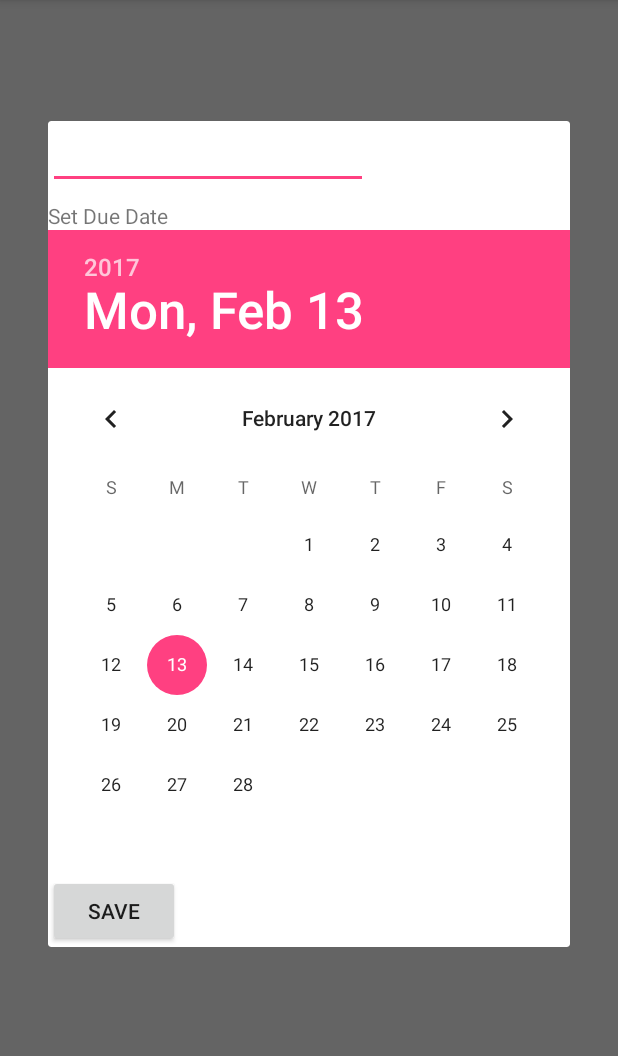
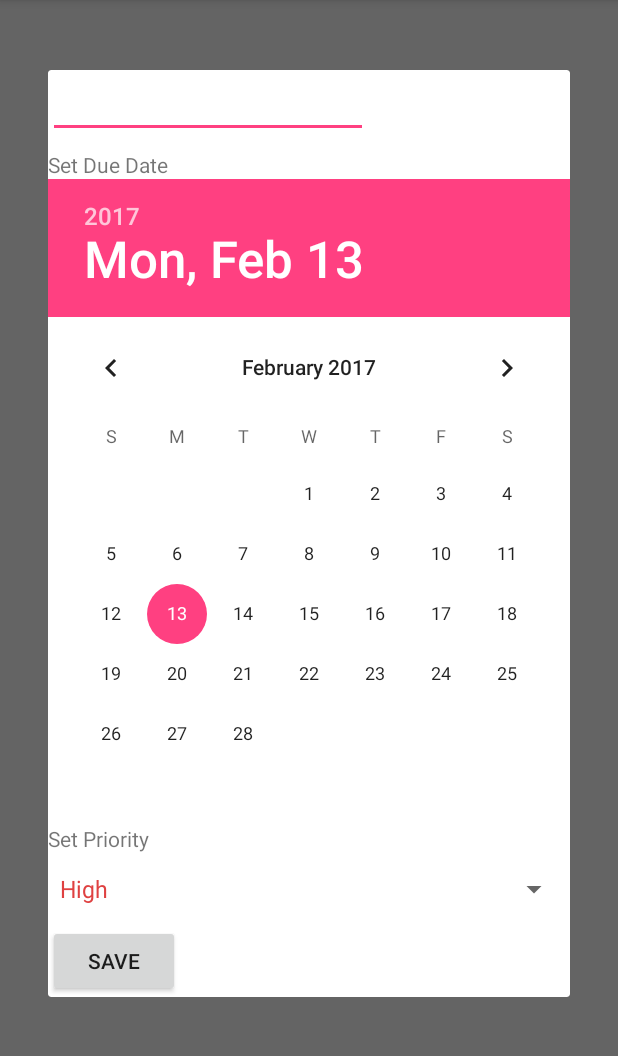
Before and after one commit to david-shao/codepath-app0, an Android app: the fragment EditItemFragment shown on its own in the app's theme, on a phone screen of 412 x 824 dp, the part 84-1140 px from its top. Run offline under Robolectric (Android 15) with nearby library versions, the phone set to English and light mode, and no system bars; libraries missing offline, so code that uses them is left out: com.raizlabs.android; 7 statements that could not run were skipped.

Commit message:
priorities and colors

```diff
--- a/app/src/main/java/com/david/todo/fragments/EditItemFragment.java
+++ b/app/src/main/java/com/david/todo/fragments/EditItemFragment.java
@@ -1,19 +1,21 @@
 package com.david.todo.fragments;
 
-import android.content.Intent;
 import android.os.Bundle;
 import android.support.annotation.Nullable;
 import android.support.v4.app.DialogFragment;
 import android.view.LayoutInflater;
 import android.view.View;
 import android.view.ViewGroup;
-import android.view.WindowManager;
+import android.widget.AdapterView;
+import android.widget.ArrayAdapter;
 import android.widget.Button;
 import android.widget.DatePicker;
 import android.widget.EditText;
+import android.widget.Spinner;
 
 import com.david.todo.R;
 import com.david.todo.models.TodoItem;
+import com.david.todo.utils.StyleUtil;
 
 import java.util.Calendar;
 import java.util.Date;
@@ -22,11 +24,12 @@ import java.util.Date;
  * Created by David on 2/12/2017.
  */
 
-public class EditItemFragment extends DialogFragment implements View.OnClickListener {
+public class EditItemFragment extends DialogFragment implements View.OnClickListener, AdapterView.OnItemSelectedListener {
     private int position;
     private TodoItem todoItem;
     private EditText etEditItem;
     private DatePicker dpDueDate;
+    private Spinner spPriority;
 
     public EditItemFragment() {
         //Needs to be empty
@@ -82,6 +85,18 @@ public class EditItemFragment extends DialogFragment implements View.OnClickList
             }
         });
 
+        //initialize spinner
+        spPriority = (Spinner) view.findViewById(R.id.spPriority);
+        CharSequence[] priorities = new CharSequence[] {
+                StyleUtil.applyColor(getResources().getText(R.string.priority_high), getResources().getColor(R.color.highPriority)),
+                StyleUtil.applyColor(getResources().getText(R.string.priority_medium), getResources().getColor(R.color.medPriority)),
+                StyleUtil.applyColor(getResources().getText(R.string.priority_low), getResources().getColor(R.color.lowPriority)),
+        };
+        ArrayAdapter<CharSequence> adapter = new ArrayAdapter<CharSequence>(getContext(), android.R.layout.simple_spinner_dropdown_item, priorities);
+        spPriority.setAdapter(adapter);
+        spPriority.setSelection(todoItem.getPriority().getValue());
+        spPriority.setOnItemSelectedListener(this);
+
         //set cursor to end
         etEditItem.setSelection(todoItem.getText().length());
 
@@ -104,4 +119,24 @@ public class EditItemFragment extends DialogFragment implements View.OnClickList
         //close dialog fragment
         dismiss();
     }
+
+    @Override
+    public void onItemSelected(AdapterView<?> parent, View v, int position, long id) {
+        switch (position) {
+            case 0:
+                todoItem.setPriority(TodoItem.Priority.HIGH);
+                break;
+            case 1:
+                todoItem.setPriority(TodoItem.Priority.MEDIUM);
+                break;
+            case 2:
+                todoItem.setPriority(TodoItem.Priority.LOW);
+                break;
+        }
+    }
+
+    @Override
+    public void onNothingSelected(AdapterView<?> parent) {
+        //do nothing
+    }
 }
--- a/app/src/main/java/com/david/todo/models/TodoItem.java
+++ b/app/src/main/java/com/david/todo/models/TodoItem.java
@@ -1,7 +1,9 @@
 package com.david.todo.models;
 
+import android.content.res.Resources;
+
+import com.david.todo.R;
 import com.raizlabs.android.dbflow.annotation.Column;
-import com.raizlabs.android.dbflow.annotation.ColumnIgnore;
 import com.raizlabs.android.dbflow.annotation.PrimaryKey;
 import com.raizlabs.android.dbflow.annotation.Table;
 import com.raizlabs.android.dbflow.structure.BaseModel;
@@ -14,6 +16,21 @@ import java.util.Date;
  */
 @Table(database = MyDatabase.class)
 public class TodoItem extends BaseModel implements Serializable {
+    public enum Priority {
+        HIGH(0),
+        MEDIUM(1),
+        LOW(2);
+
+        private final int value;
+        private Priority(int value) {
+            this.value = value;
+        }
+
+        public int getValue() {
+            return value;
+        }
+    }
+
     @Column
     @PrimaryKey(autoincrement = true)
     private int id;
@@ -24,7 +41,15 @@ public class TodoItem extends BaseModel implements Serializable {
     @Column
     private Date dueDate;
 
+    @Column
+    private Priority priority;
 
+    /**
+     * Constructor.
+     */
+    public TodoItem() {
+        priority = Priority.MEDIUM;
+    }
 
     /**
      * Getters and Setters
@@ -47,9 +72,27 @@ public class TodoItem extends BaseModel implements Serializable {
     public void setDueDate(Date date) {
         dueDate = date;
     }
+    public Priority getPriority() {
+        return priority;
+    }
+    public void setPriority(Priority priority) {
+        this.priority = priority;
+    }
 
     @Override
     public String toString() {
         return text;
     }
+
+    public CharSequence getPriorityStr(Resources resources) {
+        switch (priority) {
+            case HIGH:
+                return resources.getText(R.string.priority_high);
+            case MEDIUM:
+                return resources.getText(R.string.priority_medium);
+            case LOW:
+            default:
+                return resources.getText(R.string.priority_low);
+        }
+    }
 }
--- /dev/null
+++ b/app/src/main/java/com/david/todo/utils/StyleUtil.java
@@ -0,0 +1,64 @@
+package com.david.todo.utils;
+
+import android.text.Spannable;
+import android.text.SpannableStringBuilder;
+import android.text.Spanned;
+import android.text.style.ForegroundColorSpan;
+
+/**
+ * Created by David on 2/12/2017.
+ */
+
+public class StyleUtil {
+
+    /**
+     * Applies color to given CharSequence.
+     * @param content
+     * @param color
+     * @return
+     */
+    public static CharSequence applyColor(CharSequence content, int color) {
+        return applyStyle(content, new ForegroundColorSpan(color));
+    }
+
+    /**
+     * Applies styles to input.
+     * @param input
+     * @param tags
+     * @return
+     */
+    private static CharSequence applyStyle(CharSequence input, Object... tags) {
+        SpannableStringBuilder text = new SpannableStringBuilder();
+        openTags(text, tags);
+        text.append(input);
+        closeTags(text, tags);
+        return text;
+    }
+
+    /**
+     * Iterates over an array of tags and applies them to the beginning of the specified
+     * Spannable object so that future text appended to the text will have the styling
+     * applied to it. Do not call this method directly.
+     */
+    private static void openTags(Spannable text, Object[] tags) {
+        for (Object tag : tags) {
+            text.setSpan(tag, 0, 0, Spannable.SPAN_MARK_MARK);
+        }
+    }
+
+    /**
+     * "Closes" the specified tags on a Spannable by updating the spans to be
+     * endpoint-exclusive so that future text appended to the end will not take
+     * on the same styling. Do not call this method directly.
+     */
+    private static void closeTags(Spannable text, Object[] tags) {
+        int len = text.length();
+        for (Object tag : tags) {
+            if (len > 0) {
+                text.setSpan(tag, 0, len, Spanned.SPAN_EXCLUSIVE_EXCLUSIVE);
+            } else {
+                text.removeSpan(tag);
+            }
+        }
+    }
+}
--- a/app/src/main/res/layout/activity_edit_item.xml
+++ b/app/src/main/res/layout/activity_edit_item.xml
@@ -36,7 +36,7 @@
         android:layout_alignParentStart="true" />
 
     <TextView
-        android:text="@string/dueDate"
+        android:text="@string/due_date"
         android:layout_width="wrap_content"
         android:layout_height="wrap_content"
         android:layout_below="@+id/etEditItem"
--- a/app/src/main/res/layout/fragment_edit_item.xml
+++ b/app/src/main/res/layout/fragment_edit_item.xml
@@ -14,7 +14,7 @@
     </EditText>
 
     <TextView
-        android:text="@string/dueDate"
+        android:text="@string/due_date"
         android:layout_width="wrap_content"
         android:layout_height="wrap_content"
         android:layout_marginTop="8dp"
@@ -25,6 +25,17 @@
         android:layout_height="wrap_content"
         android:id="@+id/dpDueDate" />
 
+    <TextView
+        android:text="@string/set_priority"
+        android:layout_width="match_parent"
+        android:layout_height="wrap_content"
+        android:id="@+id/tvPriority" />
+
+    <Spinner
+        android:layout_width="match_parent"
+        android:layout_height="wrap_content"
+        android:id="@+id/spPriority" />
+
     <Button
         android:text="@string/save"
         android:layout_width="wrap_content"
--- a/app/src/main/res/values/colors.xml
+++ b/app/src/main/res/values/colors.xml
@@ -3,4 +3,7 @@
     <color name="colorPrimary">#3F51B5</color>
     <color name="colorPrimaryDark">#303F9F</color>
     <color name="colorAccent">#FF4081</color>
+    <color name="highPriority">#DF4141</color>
+    <color name="medPriority">#F5DF32</color>
+    <color name="lowPriority">#5DD55F</color>
 </resources>
--- a/app/src/main/res/values/strings.xml
+++ b/app/src/main/res/values/strings.xml
@@ -3,8 +3,12 @@
     <string name="add">Add</string>
     <string name="add_item">Add a new item...</string>
     <string name="save">Save</string>
-    <string name="todoItem">ToDo</string>
-    <string name="dueDate">Set Due Date</string>
-    <string name="dueDatePrefix">Due:</string>
+    <string name="todo_item">ToDo</string>
+    <string name="due_date">Set Due Date</string>
+    <string name="due_date_prefix">Due:</string>
     <string name="edit_item_frag_title">Edit</string>
+    <string name="priority_high">High</string>
+    <string name="priority_medium">Medium</string>
+    <string name="priority_low">Low</string>
+    <string name="set_priority">Set Priority</string>
 </resources>
```
Also changed, not shown: app/src/main/java/com/david/todo/adapters/TodoItemsAdapter.java (+19 -1 lines), app/src/main/res/layout/item_todo.xml (+20 -5 lines), 2 other files.
